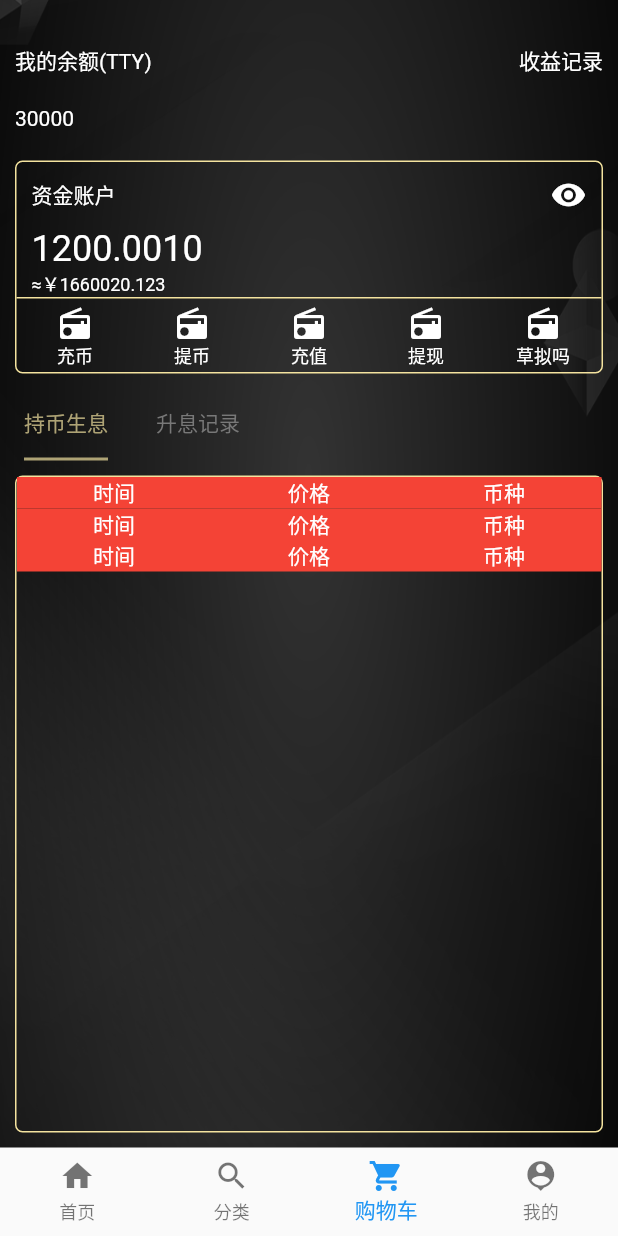
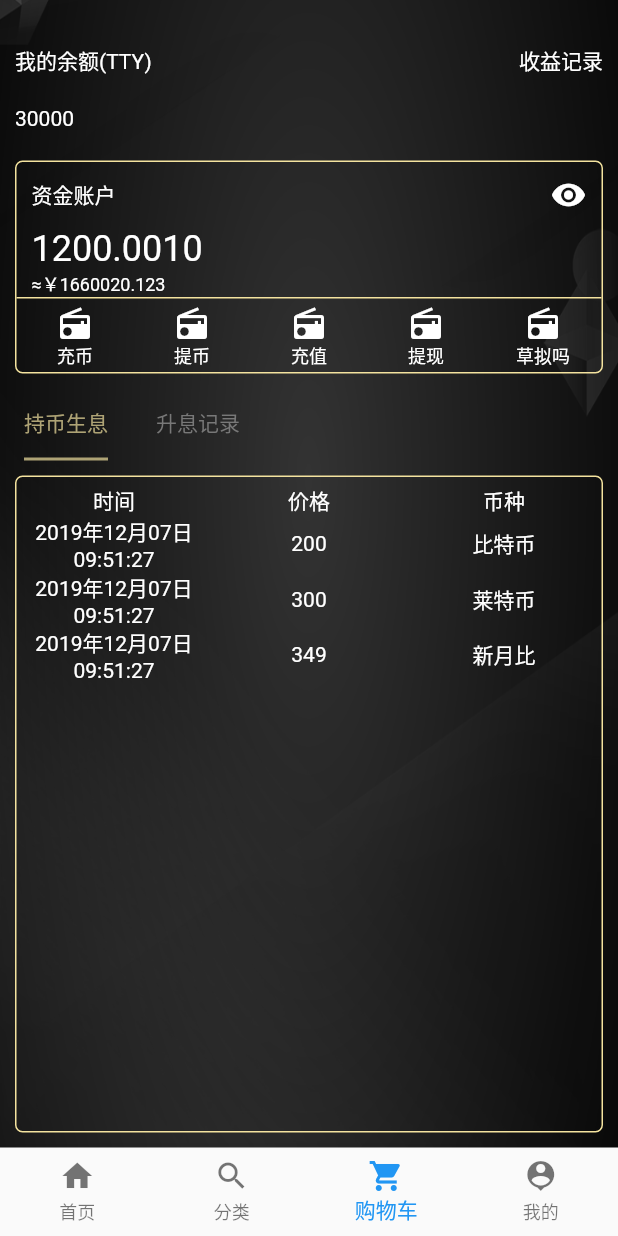
Before and after one commit to 3417678824/FlutterCombat, a Flutter app: the screen it shows after launch, item 3 of the bottom bar chosen, on a phone screen of 412 x 824 dp. Run offline on Flutter 3.47's test engine with Material 2 defaults, Android fonts, the phone set to English and light mode, and no system bars; our stand-ins replace dio, flutter_swiper, fluttertoast.

Commit message:
1.更新一波

```diff
--- a/lib/pages/car_pages.dart
+++ b/lib/pages/car_pages.dart
@@ -181,28 +181,21 @@ class CarPageState extends State<CarPage> {
                 ),
               ),
             ),
-              child: Row(
-                children: <Widget>[
-                  Expanded(
-                    child: ColumnBtnList(mList[0]),
+            child: returnItem(),
           ),
-                  Expanded(
-                    child: ColumnBtnList(mList[1]),
-                  ),
-                  Expanded(
-                    child: ColumnBtnList(mList[2]),
-                  ),
-                  Expanded(
-                    child: ColumnBtnList(mList[3]),
-                  ),
-                  Expanded(
-                    child: ColumnBtnList(mList[4]),
-                  )
-                ],
-              )),
         ],
       ),
     );
+  }
+
+  Widget returnItem() {
+    List<Widget> mWidget = new List();
+    for (int i = 0; i < mList.length; i++) {
+      mWidget.add(Expanded(
+        child: ColumnBtnList(mList[i]),
+      ));
+    }
+    return Row(children: mWidget);
   }
 
   Widget tabList() {
@@ -242,8 +235,8 @@ class CarPageState extends State<CarPage> {
                 margin: EdgeInsets.all(10),
                 child: TabBarView(
                   children: <Widget>[
-                    ListViewContnet(),
-                    ListViewContnet(),
+                    ListViewContext(),
+                    ListViewContext(),
                   ],
                 ),
                 decoration: BoxDecoration(
@@ -262,46 +255,45 @@ class CarPageState extends State<CarPage> {
   }
 }
 
-class ListViewContnet extends StatelessWidget {
+class ListViewContext extends StatelessWidget {
   @override
   Widget build(BuildContext context) {
     return ListView(
+      padding: EdgeInsets.fromLTRB(0, 5, 0, 0),
       children: <Widget>[
-        itemBottom(),
-        itemBottom(),
-        itemBottom(),
+        itemBottom("时间", "价格", "币种"),
+        itemBottom("2019年12月07日09:51:27", "200", "比特币"),
+        itemBottom("2019年12月07日09:51:27", "300", "莱特币"),
+        itemBottom("2019年12月07日09:51:27", "349", "新月比"),
       ],
     );
   }
 
-  Widget itemBottom() {
+  Widget itemBottom(String time, String price, String bCoin) {
     return Container(
-      color: Colors.red,
       child: Row(
         children: [
           Expanded(
-            flex: 1,
             child: Center(
               child: Text(
-                "时间",
+                time,
+                textAlign: TextAlign.center,
                 style: TextStyle(color: Colors.white),
               ),
             ),
           ),
           Expanded(
-            flex: 1,
             child: Center(
               child: Text(
-                "价格",
+                price,
                 style: TextStyle(color: Colors.white),
               ),
             ),
           ),
           Expanded(
-            flex: 1,
             child: Center(
               child: Text(
-                "币种",
+                bCoin,
                 style: TextStyle(color: Colors.white),
               ),
             ),
```
Also changed, not shown: lib/Utils/ColorsUtils.dart (added, +9 -0 lines), lib/Utils/ShowToast.dart (added, +58 -0 lines), lib/pages/person_page.dart (+32 -9 lines), 4 other files. Lines whose indentation alone changed are shown as unchanged.
